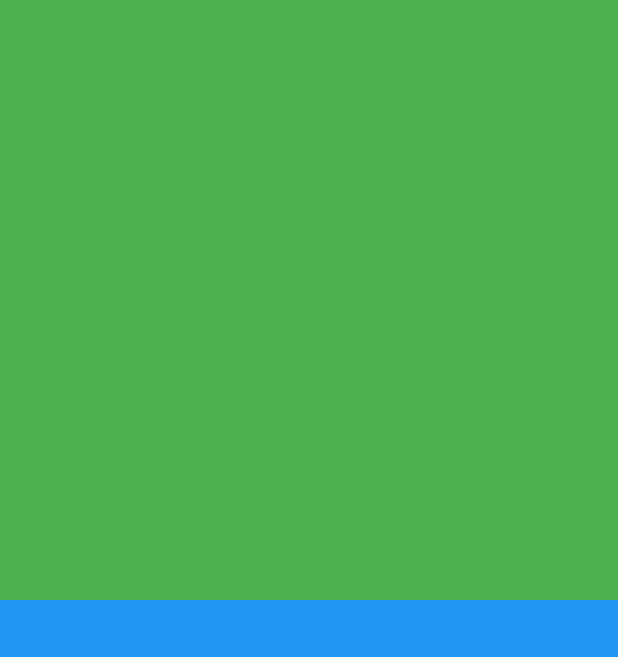
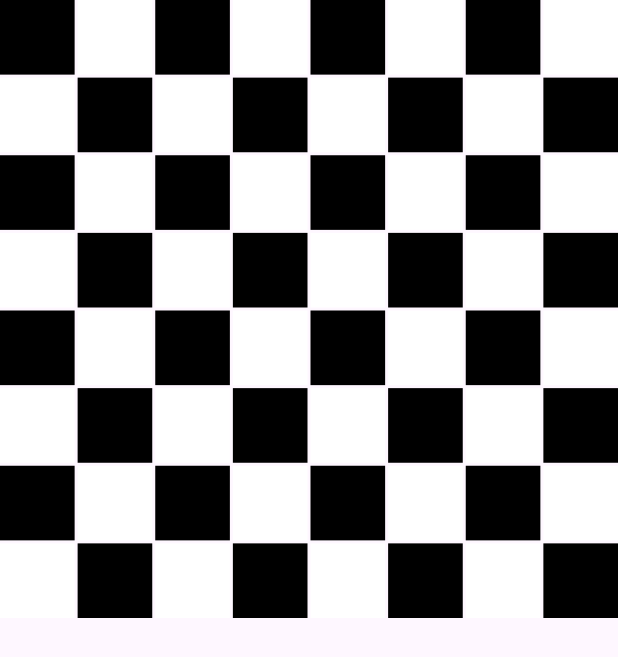
Before and after one commit to JuanJoseDiazDiaz/Flutter_Moviles, a Flutter app: the screen it shows after launch, on a phone screen of 412 x 824 dp. Shown: the top 657 px of the screen. Run offline on Flutter 3.47's test engine with Material 3 defaults, Android fonts, the phone set to English and light mode, and no system bars.

Commit message:
-- in process

```diff
--- /dev/null
+++ b/lib/example_grid.dart
@@ -0,0 +1,36 @@
+import 'package:flutter/material.dart';
+
+class ExampleGrid extends StatelessWidget {
+  const ExampleGrid({super.key});
+
+  @override
+  Widget build(BuildContext context) {
+    return Scaffold(
+      body: GridView.count(
+        crossAxisCount: 8, // 8 columnas
+        mainAxisSpacing: 2, // Espacio entre filas
+        crossAxisSpacing: 2, // Espacio entre columnas
+        children: List.generate(
+          64, // 64 celdas en total (8x8)
+              (index) {
+            // Determinamos el color de la celda dependiendo de la fila y columna
+            Color backgroundColor = (index % 2 == 0)
+                ? Colors.black
+                : Colors.white;
+
+            // Alternamos el color de las celdas
+            if ((index ~/ 8) % 2 == 1) {
+              backgroundColor = (index % 2 == 0)
+                  ? Colors.white
+                  : Colors.black;
+            }
+
+            return Container(
+              color: backgroundColor,
+            );
+          },
+        ),
+      ),
+    );
+  }
+}
--- a/lib/main.dart
+++ b/lib/main.dart
@@ -4,6 +4,8 @@ import 'package:flutter_first_app/ejemplo_composing_card.dart';
 import 'package:flutter_first_app/ejemplo_layout.dart';
 import 'package:flutter_first_app/ejemplo_text_button.dart';
 import 'package:flutter_first_app/ejemplos_listviews.dart';
+import 'package:flutter_first_app/example_grid.dart';
+import 'package:flutter_first_app/example_scroll.dart';
 import 'package:flutter_first_app/examplerouting.dart';
 import 'package:flutter_first_app/scroll_bar.dart';
 
@@ -42,7 +44,7 @@ class MyApp extends StatelessWidget {
         colorScheme: ColorScheme.fromSeed(seedColor: Colors.deepPurple),
         useMaterial3: true,
       ),
-      home: const ExampleScroll(),
+      home: const ExampleGrid(),
     );
   }
 }
```
Also changed, not shown: lib/example_scroll.dart (added, +78 -0 lines), lib/scroll_bar.dart (+37 -4 lines), lib/top_buttons.dart (added, +33 -0 lines).
